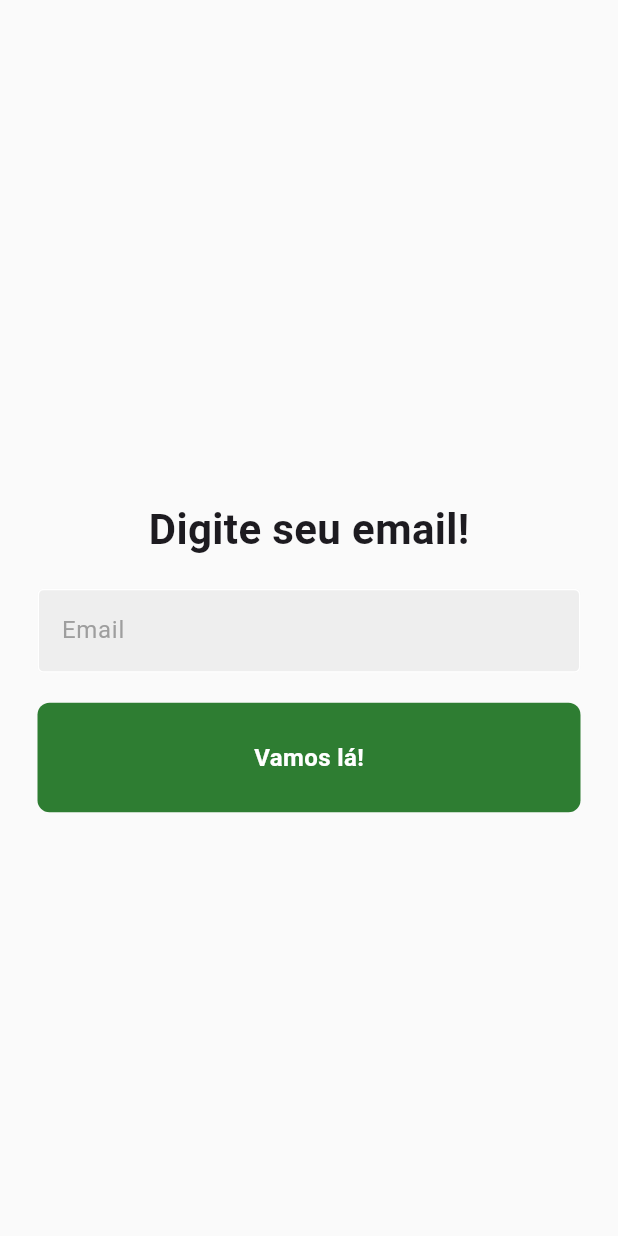
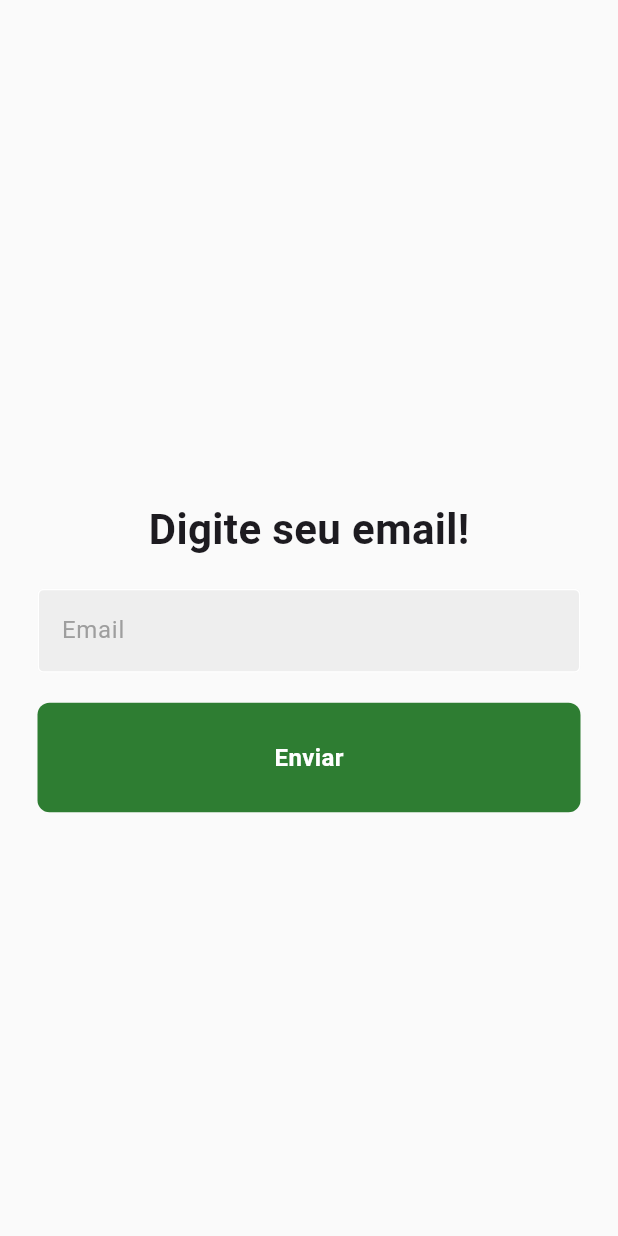
Before and after one commit to garzuze/SEPAISAPP, a Flutter app: the RegisterPage screen opened directly, on a phone screen of 412 x 824 dp. Run offline on Flutter 3.47's test engine with Material 3 defaults, Android fonts, the phone set to English and light mode, and no system bars; our stand-ins replace shared_preferences; missing offline and left inert: dart_jsonwebtoken, jwt_decode; accounts and stored records are empty.

Commit message:
Transformar texto em um parâmetro do botão
Isso deixa o componente mais flexível e reutilizável!

```diff
--- a/lib/components/my_button.dart
+++ b/lib/components/my_button.dart
@@ -2,8 +2,13 @@ import 'package:flutter/material.dart';
 
 class MyButton extends StatelessWidget {
   final Function()? onTap;
+  final String text;
 
-  const MyButton({super.key, required this.onTap, String? text});
+  const MyButton({
+    super.key,
+    required this.onTap,
+    required this.text,
+  });
 
   @override
   Widget build(BuildContext context) {
@@ -16,13 +21,17 @@ class MyButton extends StatelessWidget {
           color: Colors.green[800],
           borderRadius: BorderRadius.circular(8),
         ),
-            child: const Center(
-              child: Text('Vamos lá!',
-                  style: TextStyle(
+        child: Center(
+          child: Text(
+            text,
+            style: const TextStyle(
               color: Colors.white,
               fontWeight: FontWeight.bold,
               fontSize: 16,
-                  )),
-            )));
+            ),
+          ),
+        ),
+      ),
+    );
   }
 }
```
Lines whose indentation alone changed are shown as unchanged.
